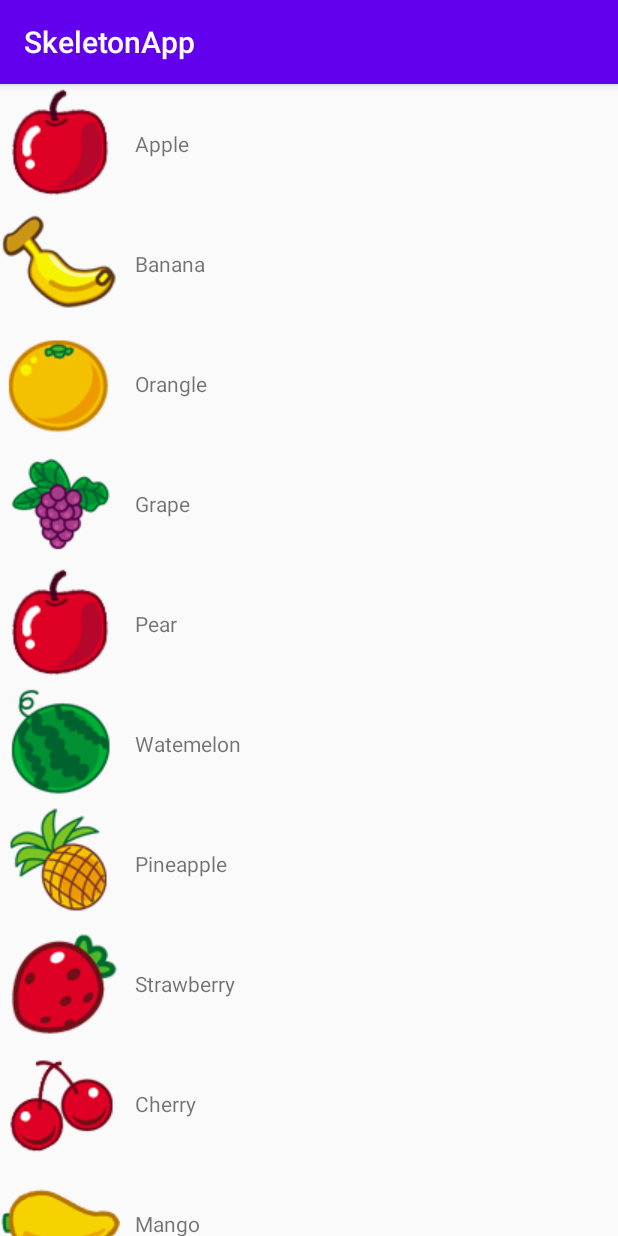
After one commit to liudebin2010/SkeletonApp4Android, an Android app: the RecyclerViewActivity screen opened directly, with no data from a screen before it, on a phone screen of 412 x 824 dp. The commit adds this screen. Run offline under Robolectric (Android 15) with nearby library versions, the phone set to English and light mode, and no system bars.

Commit message:
Recyclerview基本使用

```diff
--- a/app/src/main/java/com/v51das/android/skeletonapp/activities/CustomControl4Title.java
+++ b/app/src/main/java/com/v51das/android/skeletonapp/activities/CustomControl4TitleAcivity.java
@@ -6,7 +6,7 @@ import androidx.appcompat.app.ActionBar;
 
 import com.v51das.android.skeletonapp.R;
 
-public class CustomControl4Title extends BaseActivity {
+public class CustomControl4TitleAcivity extends BaseActivity {
 
     @Override
     protected void onCreate(Bundle savedInstanceState) {
--- /dev/null
+++ b/app/src/main/java/com/v51das/android/skeletonapp/activities/RecyclerViewActivity.java
@@ -0,0 +1,56 @@
+package com.v51das.android.skeletonapp.activities;
+
+import android.os.Bundle;
+
+import androidx.appcompat.app.AppCompatActivity;
+import androidx.recyclerview.widget.LinearLayoutManager;
+import androidx.recyclerview.widget.RecyclerView;
+
+import com.v51das.android.skeletonapp.R;
+import com.v51das.android.skeletonapp.adapter.Fruit4RvAdapter;
+import com.v51das.android.skeletonapp.model.Fruit;
+
+import java.util.ArrayList;
+import java.util.List;
+
+public class RecyclerViewActivity extends AppCompatActivity {
+
+    private List<Fruit> fruitList = new ArrayList<>();
+
+    @Override
+    protected void onCreate(Bundle savedInstanceState) {
+        super.onCreate(savedInstanceState);
+        setContentView(R.layout.recyclerview);
+        initFruits();
+        RecyclerView recyclerView = (RecyclerView) findViewById(R.id.recyclerview);
+        Fruit4RvAdapter f4rAdapter = new Fruit4RvAdapter(fruitList);
+        LinearLayoutManager llm = new LinearLayoutManager(this);
+        recyclerView.setLayoutManager(llm);
+        recyclerView.setAdapter(f4rAdapter);
+    }
+
+    private void initFruits() {
+        for (int i = 0; i < 2; i++) {
+            Fruit apple = new Fruit("Apple", R.drawable.apple_pic);
+            fruitList.add(apple);
+            Fruit banana = new Fruit("Banana", R.drawable.banana_pic);
+            fruitList.add(banana);
+            Fruit orangle = new Fruit("Orangle", R.drawable.orange_pic);
+            fruitList.add(orangle);
+            Fruit grape = new Fruit("Grape", R.drawable.grape_pic);
+            fruitList.add(grape);
+            Fruit pear = new Fruit("Pear", R.drawable.apple_pic);
+            fruitList.add(pear);
+            Fruit watemelon = new Fruit("Watemelon", R.drawable.watermelon_pic);
+            fruitList.add(watemelon);
+            Fruit pineapple = new Fruit("Pineapple", R.drawable.pineapple_pic);
+            fruitList.add(pineapple);
+            Fruit strawberry = new Fruit("Strawberry", R.drawable.strawberry_pic);
+            fruitList.add(strawberry);
+            Fruit cherry = new Fruit("Cherry", R.drawable.cherry_pic);
+            fruitList.add(cherry);
+            Fruit mango = new Fruit("Mango", R.drawable.mango_pic);
+            fruitList.add(mango);
+        }
+    }
+}
--- /dev/null
+++ b/app/src/main/java/com/v51das/android/skeletonapp/adapter/Fruit4RvAdapter.java
@@ -0,0 +1,74 @@
+package com.v51das.android.skeletonapp.adapter;
+
+import android.view.LayoutInflater;
+import android.view.View;
+import android.view.ViewGroup;
+import android.widget.ImageView;
+import android.widget.TextView;
+import android.widget.Toast;
+
+import androidx.annotation.NonNull;
+import androidx.recyclerview.widget.RecyclerView;
+
+import com.v51das.android.skeletonapp.R;
+import com.v51das.android.skeletonapp.model.Fruit;
+
+import java.util.List;
+
+public class Fruit4RvAdapter extends RecyclerView.Adapter<Fruit4RvAdapter.ViewHolder> {
+
+    private List<Fruit> mFruitList;
+
+    public Fruit4RvAdapter(List<Fruit> mFruitList) {
+        this.mFruitList = mFruitList;
+    }
+
+    @NonNull
+    @Override
+    public ViewHolder onCreateViewHolder(@NonNull ViewGroup parent, int viewType) {
+        View view = LayoutInflater.from(parent.getContext()).inflate(R.layout.fruit_item, parent, false);
+        final ViewHolder holder = new ViewHolder(view);
+        holder.fruitView.setOnClickListener(new View.OnClickListener() {
+            @Override
+            public void onClick(View v) {
+                int postion = holder.getAdapterPosition();
+                Fruit fruit = mFruitList.get(postion);
+                Toast.makeText(v.getContext(), "you clicked view " + fruit.getName(), Toast.LENGTH_SHORT).show();
+            }
+        });
+        holder.fruitImage.setOnClickListener(new View.OnClickListener() {
+            @Override
+            public void onClick(View v) {
+                int postion = holder.getAdapterPosition();
+                Fruit fruit = mFruitList.get(postion);
+                Toast.makeText(v.getContext(), "you clicked image " + fruit.getName(), Toast.LENGTH_SHORT).show();
+            }
+        });
+        return holder;
+    }
+
+    @Override
+    public void onBindViewHolder(@NonNull ViewHolder holder, int position) {
+        Fruit fruit = mFruitList.get(position);
+        holder.fruitImage.setImageResource(fruit.getImgId());
+        holder.fruitName.setText(fruit.getName());
+    }
+
+    @Override
+    public int getItemCount() {
+        return mFruitList.size();
+    }
+
+    static class ViewHolder extends RecyclerView.ViewHolder {
+        View fruitView;
+        ImageView fruitImage;
+        TextView fruitName;
+
+        public ViewHolder(@NonNull View itemView) {
+            super(itemView);
+            fruitView = itemView;
+            fruitImage = itemView.findViewById(R.id.fruit_image);
+            fruitName = itemView.findViewById(R.id.fruit_name);
+        }
+    }
+}
--- a/app/src/main/res/layout/activity_main.xml
+++ b/app/src/main/res/layout/activity_main.xml
@@ -32,5 +32,11 @@
         android:text="@string/listview"
         android:textAllCaps="false" />
 
+    <Button
+        android:layout_width="wrap_content"
+        android:layout_height="wrap_content"
+        android:id="@+id/recycler_view"
+        android:text="@string/recyclerview"
+        android:textAllCaps="false" />
 
 </LinearLayout>
--- a/app/src/main/res/layout/fruit_item.xml
+++ b/app/src/main/res/layout/fruit_item.xml
@@ -1,7 +1,7 @@
 <?xml version="1.0" encoding="utf-8"?>
 <LinearLayout xmlns:android="http://schemas.android.com/apk/res/android"
     android:layout_width="match_parent"
-    android:layout_height="match_parent">
+    android:layout_height="wrap_content">
 
     <ImageView
         android:layout_width="wrap_content"
--- /dev/null
+++ b/app/src/main/res/layout/recyclerview.xml
@@ -0,0 +1,11 @@
+<?xml version="1.0" encoding="utf-8"?>
+<LinearLayout android:layout_width="match_parent"
+    android:layout_height="match_parent"
+    xmlns:android="http://schemas.android.com/apk/res/android">
+
+    <androidx.recyclerview.widget.RecyclerView
+        android:id="@+id/recyclerview"
+        android:layout_width="match_parent"
+        android:layout_height="match_parent" />
+
+</LinearLayout>
--- a/app/src/main/res/values/strings.xml
+++ b/app/src/main/res/values/strings.xml
@@ -14,4 +14,5 @@
     <string name="hello_second_fragment">Hello second fragment. Arg: %1$s</string>
     <string name="title_text">Title Text</string>
     <string name="listview">ListView用法</string>
+    <string name="recyclerview">RecyclerView用法</string>
 </resources>
```
Also changed, not shown: app/build.gradle (+5 -4 lines), app/src/main/AndroidManifest.xml (+5 -4 lines), app/src/main/java/com/v51das/android/skeletonapp/activities/MainActivity.java (+10 -3 lines), app/src/main/java/com/v51das/android/skeletonapp/activities/ParcelableActivity4ResultActivity.java (renamed from app/src/main/java/com/v51das/android/skeletonapp/activities/SerializableActivity4Result.java, +16 -18 lines), app/src/main/java/com/v51das/android/skeletonapp/activities/SerializableActivity4ResultActivity.java (renamed from app/src/main/java/com/v51das/android/skeletonapp/activities/ParcelableActivity4Result.java, +18 -16 lines).
